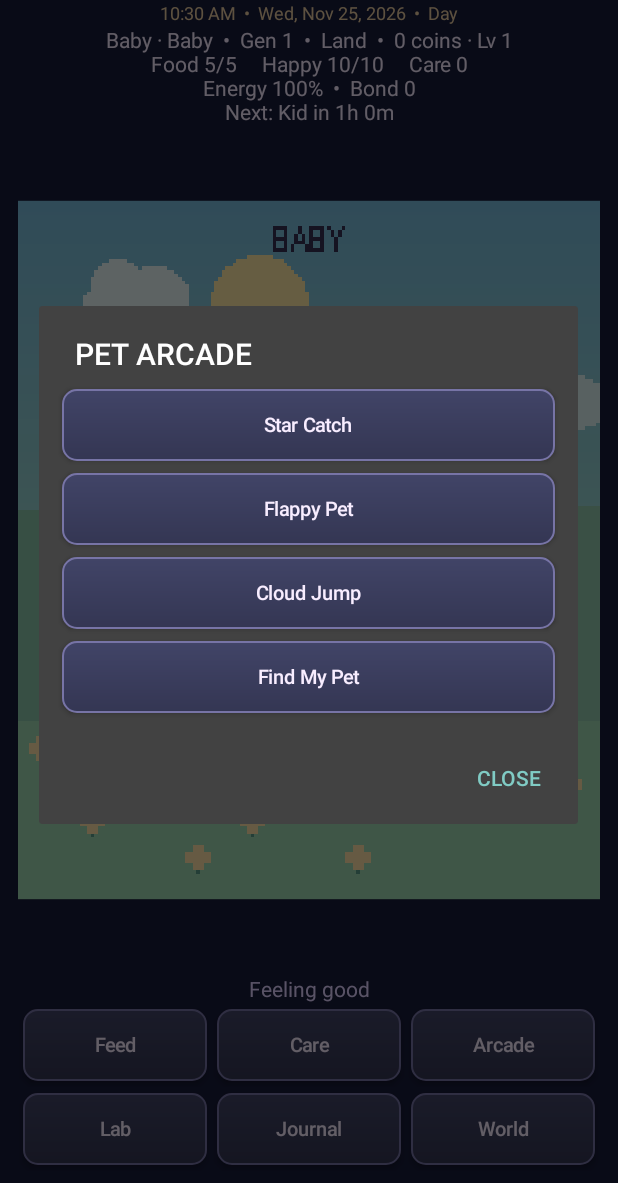
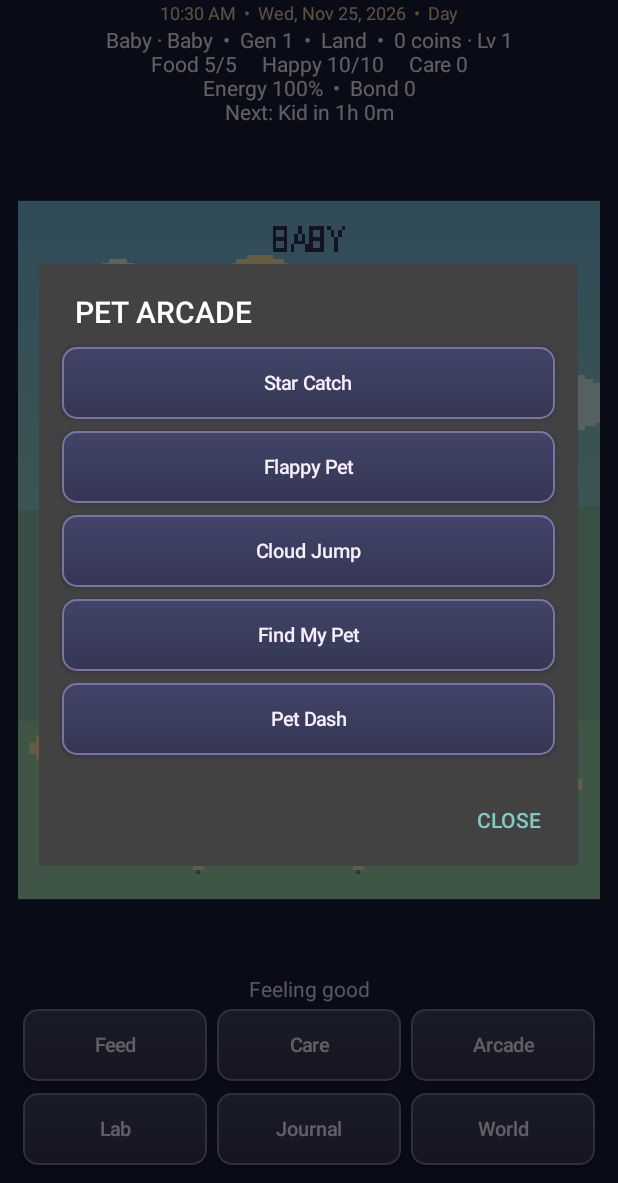
Before and after one commit to 1993velezpadilla-source/Drag-mini, an Android app: the screen it shows after launch (MainActivity), after a tap on "Arcade", on a phone screen of 412 x 824 dp, the part 53-1236 px from its top. Run offline under Robolectric (Android 15) with nearby library versions, the phone set to English and light mode, and no system bars; 3 other taps on this screen came first.

Commit message:
Add Pet Dash and procedural Find My Pet with 72 creatures, 60 props and camera controls

```diff
--- a/my-forever-pet/app/src/main/java/org/myforeverpet/paradise/Economy.java
+++ b/my-forever-pet/app/src/main/java/org/myforeverpet/paradise/Economy.java
@@ -1,6 +1,6 @@
 package org.myforeverpet.paradise;
 public final class Economy {
  private Economy(){}
- public static int reward(int mode,int score,int ticks){if(ticks<60||score<=0)return 0;int factor=mode==Arcade.STAR?2:mode==Arcade.FLY?6:mode==Arcade.FIND?10:4;return Math.min(100,Math.min(100,score)*factor);}
+ public static int reward(int mode,int score,int ticks){if(ticks<60||score<=0)return 0;int factor=mode==Arcade.STAR?2:mode==Arcade.FLY?6:mode==Arcade.FIND?10:mode==Arcade.DASH?3:4;return Math.min(100,Math.min(100,score)*factor);}
  public static int foodPrice(int food){return food==3?0:food==0?4:food==1?2:3;}
 }
--- a/my-forever-pet/app/src/main/java/org/myforeverpet/paradise/MainActivity.java
+++ b/my-forever-pet/app/src/main/java/org/myforeverpet/paradise/MainActivity.java
@@ -4,15 +4,15 @@ public class MainActivity extends Activity{
  private final PetRuntime pet=PetRuntime.get();private final PetArt art=new PetArt();private final Handler h=new Handler(Looper.getMainLooper());
  private Arcade game;private long frameAt,accum;private int zoom=2,hits=0,remaining=0,displayedStage=-1;private boolean playing=false,active=false;private long gameEnd;private float targetX=.5f,targetY=.5f;
  private TextView status,caption,clockLabel;private String clockKey="";private LinearLayout actions,zooms,footer;private View scene;private PetState cached;private long cachedAt;private PetState state(){long n=SystemClock.elapsedRealtime();if(cached==null||n-cachedAt>=250){cached=pet.snapshot();cachedAt=n;}return cached;}
- private final Runnable refresh=new Runnable(){public void run(){if(!active)return;updateClock();if(playing&&game!=null){long now=SystemClock.elapsedRealtime();accum+=Math.min(100,Math.max(0,now-frameAt));frameAt=now;while(accum>=16){game.step();accum-=16;}scene.invalidate();caption.setText(game.over?"Run complete • collect coins":"Score "+game.score+"  •  "+(game.mode==0?"Tap stars":game.mode==1?"Tap to flap":game.mode==3?"Find your pet in the crowd":"Touch left/right to steer"));}else update();h.postDelayed(this,playing&&game!=null&&!game.over?16:100);}};
- private int dp(float x){return (int)(x*getResources().getDisplayMetrics().density+.5f);}
+ private final Runnable refresh=new Runnable(){public void run(){if(!active)return;updateClock();if(playing&&game!=null){long now=SystemClock.elapsedRealtime();accum+=Math.min(100,Math.max(0,now-frameAt));frameAt=now;while(accum>=16){game.step();accum-=16;}scene.invalidate();caption.setText(game.over?"Run complete • collect coins":"Score "+game.score+"  •  "+(game.mode==0?"Tap stars":game.mode==1?"Tap to flap":game.mode==3?"Drag to explore • Zoom below":game.mode==4?"Swipe lanes / jump / slide":"Touch left/right to steer"));}else update();h.postDelayed(this,playing&&game!=null&&!game.over?16:100);}};
+ private float touchX,touchY;private boolean startTouch;private int dp(float x){return (int)(x*getResources().getDisplayMetrics().density+.5f);}
  @Override public void onCreate(Bundle b){super.onCreate(b);pet.init(this);getWindow().setStatusBarColor(0xff17243c);getWindow().setNavigationBarColor(0xff17243c);
  LinearLayout root=new LinearLayout(this);root.setOrientation(1);root.setPadding(dp(12),dp(8),dp(12),dp(8));root.setBackgroundColor(0xff171b39);
  TextView title=new TextView(this);title.setText("MY FOREVER PET");title.setTextSize(20);title.setTypeface(Typeface.create("sans-serif-black",0));title.setTextColor(0xfff7edff);title.setGravity(17);root.addView(title);
  clockLabel=new TextView(this);clockLabel.setTextColor(0xffe9cba0);clockLabel.setTextSize(12);clockLabel.setGravity(17);root.addView(clockLabel);clockLabel.setOnClickListener(v->routine());updateClock();
  status=new TextView(this);status.setTextColor(0xfff5eaff);status.setTextSize(14);status.setGravity(17);root.addView(status);
  scene=new View(this){Paint p=new Paint(3);protected void onDraw(Canvas c){if(playing&&game!=null){art.drawArcade(c,state(),game,SystemClock.elapsedRealtime());}else art.draw(c,state(),zoom,false,SystemClock.elapsedRealtime());}
- @Override public boolean onTouchEvent(android.view.MotionEvent e){if(playing&&game!=null){if(game.over&&e.getActionMasked()==MotionEvent.ACTION_DOWN){finishGame();return true;}float z=Math.min(getWidth()/160f,getHeight()/192f);float x=(e.getX()-(getWidth()-160*z)/2)/z,y=(e.getY()-(getHeight()-192*z)/2)/z;if(e.getActionMasked()==MotionEvent.ACTION_DOWN||(game.mode==Arcade.JUMP&&e.getActionMasked()==MotionEvent.ACTION_MOVE))game.input(x,y);else if(e.getActionMasked()==MotionEvent.ACTION_UP||e.getActionMasked()==MotionEvent.ACTION_CANCEL)game.release();return true;}if(e.getActionMasked()==MotionEvent.ACTION_MOVE&&zoom==2){if(onPet(e))act(15,0);return true;}if(e.getActionMasked()==MotionEvent.ACTION_DOWN){if(pet.snapshot().stage==0){pet.action(0,0);rebuild();}else if(zoom==2){if(onPet(e))act(15,0);}else if(zoom==3){PetState p=pet.snapshot();if(p.sick)pet.action(4,0);else pet.action(5,0);update();}return true;}return true;}};
+ @Override public boolean onTouchEvent(android.view.MotionEvent e){if(playing&&game!=null){if(game.over&&e.getActionMasked()==MotionEvent.ACTION_DOWN){finishGame();return true;}float z=Math.min(getWidth()/160f,getHeight()/192f);float x=(e.getX()-(getWidth()-160*z)/2)/z,y=(e.getY()-(getHeight()-192*z)/2)/z;if(game.mode==Arcade.DASH||game.mode==Arcade.FIND){int action=e.getActionMasked();if(action==MotionEvent.ACTION_DOWN){touchX=x;touchY=y;startTouch=!game.started;if(startTouch)game.input(x,y);return true;}if(action==MotionEvent.ACTION_UP){float dx=x-touchX,dy=y-touchY;if(!startTouch){if(game.mode==Arcade.DASH)game.swipe(dx,dy);else if(Math.hypot(dx,dy)>5)game.pan(dx,dy);else game.input(x,y);}return true;}return true;}if(e.getActionMasked()==MotionEvent.ACTION_DOWN||(game.mode==Arcade.JUMP&&e.getActionMasked()==MotionEvent.ACTION_MOVE))game.input(x,y);else if(e.getActionMasked()==MotionEvent.ACTION_UP||e.getActionMasked()==MotionEvent.ACTION_CANCEL)game.release();return true;}if(e.getActionMasked()==MotionEvent.ACTION_MOVE&&zoom==2){if(onPet(e))act(15,0);return true;}if(e.getActionMasked()==MotionEvent.ACTION_DOWN){if(pet.snapshot().stage==0){pet.action(0,0);rebuild();}else if(zoom==2){if(onPet(e))act(15,0);}else if(zoom==3){PetState p=pet.snapshot();if(p.sick)pet.action(4,0);else pet.action(5,0);update();}return true;}return true;}};
  root.addView(scene,new LinearLayout.LayoutParams(-1,0,1));
  caption=new TextView(this);caption.setGravity(17);caption.setTextColor(0xffdfd0ff);root.addView(caption);
  zooms=new LinearLayout(this);String[] names={"✦ Space","♧ Field","♡ Pet","◉ Cell"};for(int i=0;i<4;i++){final int z=i;button(zooms,names[i],()->{if(playing)finishGame();zoom=z;rebuild();});}root.addView(zooms);
@@ -32,14 +32,14 @@ public class MainActivity extends Activity{
  for(int i=0;i<PetState.ITEMS.length;i++){final int item=i;boolean own=(p.owned&(1<<i))!=0;if(bag&&!own)continue;LinearLayout row=new LinearLayout(this);row.setGravity(Gravity.CENTER_VERTICAL);row.setPadding(dp(6),dp(4),dp(6),dp(4));ImageView icon=new ImageView(this);icon.setImageBitmap(art.itemIcon(i));icon.setScaleType(ImageView.ScaleType.FIT_CENTER);row.addView(icon,new LinearLayout.LayoutParams(dp(52),dp(52)));TextView name=new TextView(this);name.setText(PetState.ITEMS[i]+"\n"+(own?"Owned":PetState.PRICES[i]+" coins"));name.setTextColor(0xfff8edff);name.setTextSize(14);row.addView(name,new LinearLayout.LayoutParams(0,-2,1));Button buy=new Button(this);buy.setText(bag?(p.equipped==i+1||p.installation==i+1?"Active":"Use"):own?"Owned":"Buy");buy.setEnabled(bag||!own);buy.setOnClickListener(v->{if(!bag&&pet.snapshot().coins<PetState.PRICES[item]){Toast.makeText(this,"Not enough coins",0).show();return;}act(bag?11:10,item);dlg.dismiss();shop(bag);});row.addView(buy,new LinearLayout.LayoutParams(dp(76),dp(48)));list.addView(row);}
  if(bag&&p.owned==0){TextView empty=new TextView(this);empty.setText("Your bag is empty. Visit the shop.");empty.setTextColor(0xfff8edff);list.addView(empty);}dlg.show();}
  private void act(int a,int v){boolean changed=pet.action(a,v);cached=null;update();if(!changed&&(a>=16||a==14||a==8||a==3||a==6))Toast.makeText(this,"Requirements not met or already completed",Toast.LENGTH_SHORT).show();}
- private void rebuild(){cached=null;zooms.setVisibility(View.GONE);footer.setVisibility(playing?View.GONE:View.VISIBLE);actions.removeAllViews();LinearLayout r=new LinearLayout(this);actions.addView(r);PetState s=pet.snapshot();displayedStage=s.stage;if(playing){button(r,"Exit & collect",()->finishGame());}
+ private void rebuild(){cached=null;zooms.setVisibility(View.GONE);footer.setVisibility(playing?View.GONE:View.VISIBLE);actions.removeAllViews();LinearLayout r=new LinearLayout(this);actions.addView(r);PetState s=pet.snapshot();displayedStage=s.stage;if(playing){if(game!=null&&game.mode==Arcade.FIND)button(r,"Zoom / overview",()->{game.zoomSearch();scene.invalidate();});button(r,"Exit & collect",()->finishGame());}
  else if(s.stage==0){button(r,"Hatch egg",()->{pet.action(0,0);rebuild();});button(r,"Land",()->act(6,0));button(r,"Water",()->act(6,1));button(r,"Sky",()->act(6,2));}
  else if(zoom==0){button(r,"Visit field",()->{zoom=1;rebuild();});button(r,"Home",()->{zoom=2;rebuild();});}
  else if(zoom==1){button(r,"Clean field",()->act(3,0));button(r,"Habitat",()->menu("Habitat",new String[]{"Land","Water","Sky"},i->act(6,i)));button(r,"Home",()->{zoom=2;rebuild();});}
  else if(zoom==2){button(r,"Feed",()->dialog().setTitle("Choose food").setItems(new String[]{"Meat • 4 coins","Carrot • 2 coins","Fish","Grain • Free"},(d,i)->{PetState p=pet.snapshot();if(p.hunger>=5){Toast.makeText(this,"Pet is full",0).show();return;}if(p.coins<Economy.foodPrice(i)){Toast.makeText(this,"Not enough coins — grain is free",0).show();return;}act(14,i);}).show());button(r,"Care",()->care());button(r,"Arcade",()->chooseGame());
  if(s.stage==PetState.ADULT){LinearLayout social=new LinearLayout(this);actions.addView(social);button(social,"Playdate",()->{act(8,0);rebuild();});button(social,"Breed",()->{PetState p=pet.snapshot();if(p.friendship<4){Toast.makeText(this,"Friendship must reach 4",0).show();return;}dialog().setTitle("Start a new generation?").setMessage("Your pet's next egg inherits the local partner's eye and color traits.").setNegativeButton("Cancel",null).setPositiveButton("Accept",(d,i)->{pet.action(9,0);rebuild();}).show();});}}
  else {button(r,"Home",()->{zoom=2;rebuild();});button(r,"Inspect cells",()->{act(5,0);rebuild();});button(r,"Treat",()->{if(pet.snapshot().sick)act(4,0);else Toast.makeText(this,"No sick cells detected",0).show();});}update();}
- private void chooseGame(){PetState s=state();if(s.sleeping()||s.exploring()||s.energy<5){Toast.makeText(this,"Your pet needs rest or is busy",0).show();return;}menu("PET ARCADE",new String[]{"Star Catch","Flappy Pet","Cloud Jump","Find My Pet"},i->{game=new Arcade(i,SystemClock.elapsedRealtime());playing=true;frameAt=SystemClock.elapsedRealtime();accum=0;rebuild();});}
+ private void chooseGame(){PetState s=state();if(s.sleeping()||s.exploring()||s.energy<5){Toast.makeText(this,"Your pet needs rest or is busy",0).show();return;}menu("PET ARCADE",new String[]{"Star Catch","Flappy Pet","Cloud Jump","Find My Pet","Pet Dash"},i->{game=new Arcade(i,SystemClock.elapsedRealtime());playing=true;frameAt=SystemClock.elapsedRealtime();accum=0;rebuild();});}
  private void care(){PetState s=pet.snapshot();menu("Care & bond",new String[]{"Pet / cuddle","Play together","Train","Clean habitat","Treat cells",s.sleeping()?"Wake up (15 min at night)":"Take a nap (30 min)","Cook meal (2 materials)","Give a bath","Praise / talk","Rename pet"},i->{if(i<3)act(15,i);else if(i==3)act(3,0);else if(i==4){zoom=3;rebuild();}else if(i==5)act(16,0);else if(i==6)act(23,0);else if(i==7)act(24,0);else if(i==8)act(15,3);else rename();});}
  private void journal(){PetState s=pet.snapshot();dialog().setTitle("Adventure journal • Lv "+s.level()).setMessage(s.personality()+" personality\nEXP "+s.xp+" • Energy "+s.energy+" • Bond "+s.bond+"\nMaterials "+s.materials+" • Crystals "+s.crystals+"\n"+(s.exploring()?"Exploring — "+Math.max(1,(s.expeditionEnd-s.last)/1000)+"s left":s.pendingCoins>0?"Expedition rewards ready!":"Ready for a new adventure")).setPositiveButton("Activities",(d,i)->activities()).setNegativeButton("Close",null).show();}
  private void activities(){menu("Activities",new String[]{"Expeditions","Collect expedition loot","Daily gift","Care quests","Craft crystal (3 materials)","Secret evolution (Adult, bond 30, training 10, 3 crystals)","Petpedia"},i->{if(i==0)expeditions();else if(i==1)act(18,0);else if(i==2)act(19,0);else if(i==3)quests();else if(i==4)act(21,0);else if(i==5)act(22,0);else collection(pet.snapshot());});}
```
Also changed, not shown: my-forever-pet/app/src/main/java/org/myforeverpet/paradise/Arcade.java (+10 -6 lines), my-forever-pet/app/src/main/java/org/myforeverpet/paradise/PetArt.java (+7 -4 lines), 3 other files.
